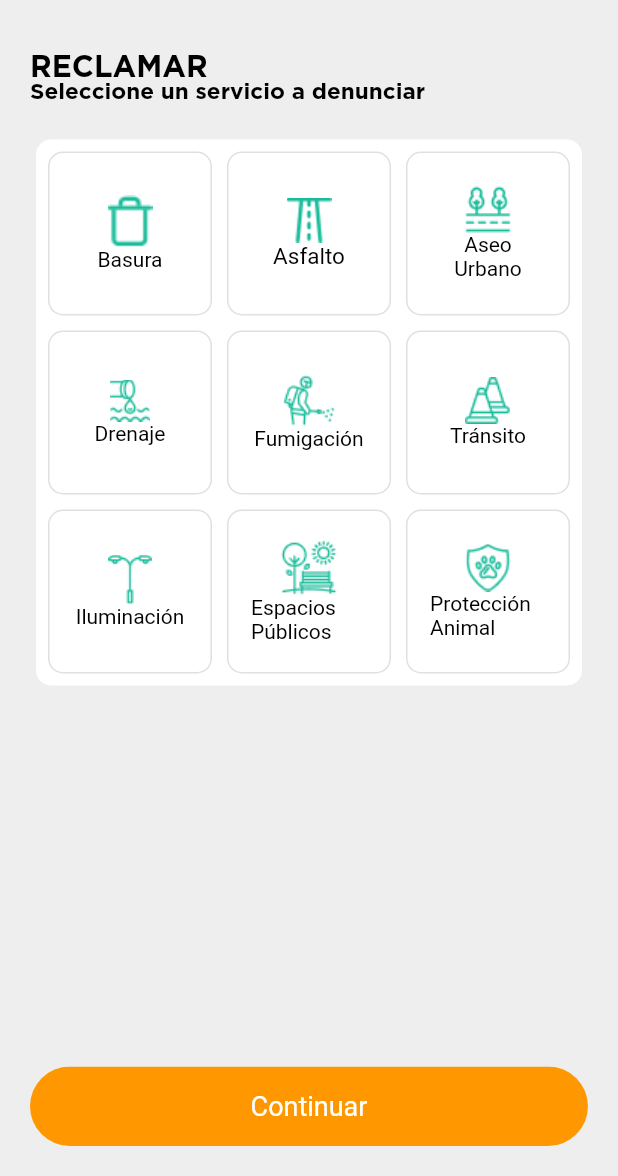
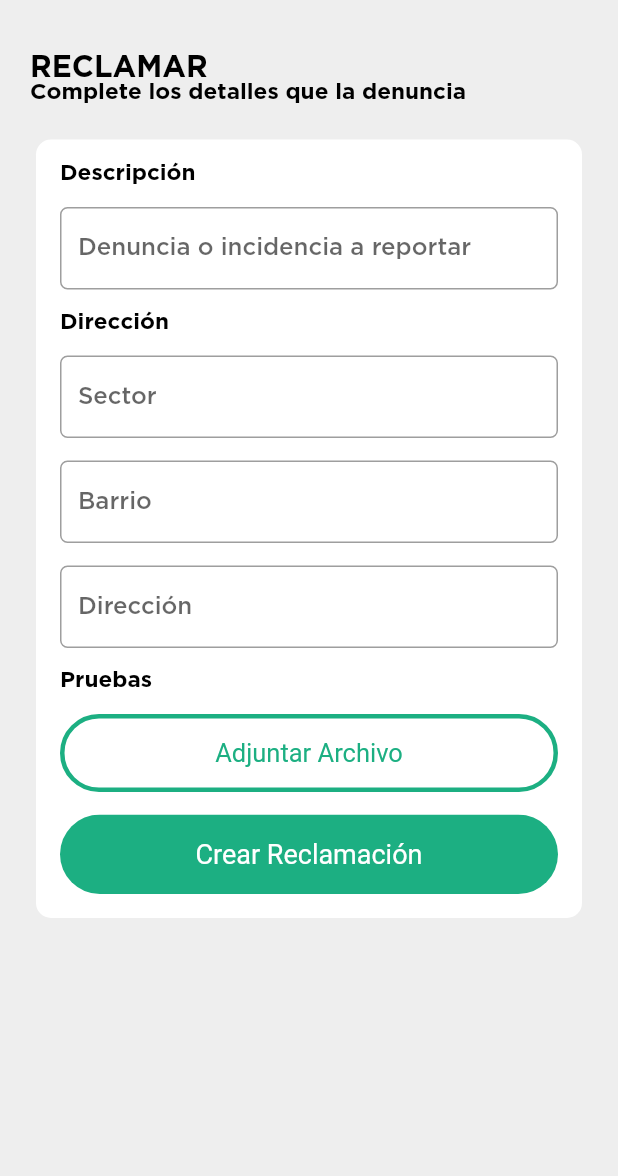
Before and after one commit to ogticrd/asde-mobile, a Flutter app: the SelectReport screen opened directly, after a tap on "Continuar", on a phone screen of 412 x 824 dp, the part 60-1236 px from its top. Run offline on Flutter 3.47's test engine with Material 2 defaults, Android fonts, the light colour scheme and no system bars; our stand-ins replace carousel_slider, flutter_html, font_awesome_flutter, google_fonts.

Commit message:
Reports page desing finished

```diff
--- a/lib/pages/report_form.dart
+++ b/lib/pages/report_form.dart
@@ -0,0 +1,202 @@
+import 'package:flutter/material.dart';
+
+import '../main_drawer.dart';
+
+class ReportForm extends StatelessWidget {
+  const ReportForm({Key? key}) : super(key: key);
+
+  @override
+  Widget build(BuildContext context) {
+    final _scaffoldKey = GlobalKey<ScaffoldState>();
+    return Scaffold(
+      backgroundColor: Color(0xFFEEEEEE),
+      key: _scaffoldKey,
+      appBar: AppBar(
+        elevation: 0,
+        backgroundColor: Colors.transparent,
+        leading: IconButton(
+          icon: Image.asset("assets/drawer_button.png"),
+          onPressed: () => _scaffoldKey.currentState?.openDrawer(),
+        ),
+      ),
+      drawer: MainDrawer(),
+      body: SingleChildScrollView(
+        child: Padding(
+          padding: const EdgeInsets.all(20.0),
+          child: Column(
+            crossAxisAlignment: CrossAxisAlignment.stretch,
+            children: [
+              Text(
+                "RECLAMAR",
+                style: TextStyle(
+                  fontSize: 20,
+                  fontWeight: FontWeight.bold,
+                ),
+              ),
+              Text(
+                "Complete los detalles que la denuncia",
+                style: TextStyle(fontWeight: FontWeight.w600),
+              ),
+              SizedBox(
+                height: 20,
+              ),
+              Card(
+                shape: RoundedRectangleBorder(
+                  borderRadius: BorderRadius.circular(10.0),
+                ),
+                elevation: 0,
+                child: Padding(
+                  padding: const EdgeInsets.all(16.0),
+                  child: Column(
+                    crossAxisAlignment: CrossAxisAlignment.start,
+                    children: [
+                      Text(
+                        "Descripción",
+                        style: TextStyle(
+                          fontWeight: FontWeight.bold,
+                        ),
+                      ),
+                      SizedBox(
+                        height: 15,
+                      ),
+                      TextFormField(
+                        decoration: InputDecoration(
+                          hintText: "Denuncia o incidencia a reportar",
+                          border: OutlineInputBorder(
+                            borderSide:
+                                new BorderSide(color: Color(0xFFDEDEDE)),
+                            borderRadius: BorderRadius.circular(5.0),
+                          ),
+                        ),
+                      ),
+                      SizedBox(
+                        height: 15,
+                      ),
+                      Text(
+                        "Dirección",
+                        style: TextStyle(
+                          fontWeight: FontWeight.bold,
+                        ),
+                      ),
+                      SizedBox(
+                        height: 15,
+                      ),
+                      TextFormField(
+                        decoration: InputDecoration(
+                          hintText: "Sector",
+                          border: OutlineInputBorder(
+                            borderSide: new BorderSide(
+                              color: Color(0xFFDEDEDE),
+                            ),
+                            borderRadius: BorderRadius.circular(5.0),
+                          ),
+                        ),
+                      ),
+                      SizedBox(
+                        height: 15,
+                      ),
+                      TextFormField(
+                        decoration: InputDecoration(
+                          hintText: "Barrio",
+                          border: OutlineInputBorder(
+                            borderSide:
+                                new BorderSide(color: Color(0xFFDEDEDE)),
+                            borderRadius: BorderRadius.circular(5.0),
+                          ),
+                        ),
+                      ),
+                      SizedBox(
+                        height: 15,
+                      ),
+                      TextFormField(
+                        decoration: InputDecoration(
+                          hintText: "Dirección",
+                          border: OutlineInputBorder(
+                            borderSide:
+                                new BorderSide(color: Color(0xFFDEDEDE)),
+                            borderRadius: BorderRadius.circular(5.0),
+                          ),
+                        ),
+                      ),
+                      SizedBox(
+                        height: 15,
+                      ),
+                      Text(
+                        "Pruebas",
+                        style: TextStyle(
+                          fontWeight: FontWeight.bold,
+                        ),
+                      ),
+                      SizedBox(
+                        height: 15,
+                      ),
+                      OutlinedButton(
+                        style: OutlinedButton.styleFrom(
+                          primary: Color(0xFF1CAF82),
+                          padding: const EdgeInsets.all(16.0),
+                          shape: RoundedRectangleBorder(
+                            borderRadius: BorderRadius.circular(32.0),
+                          ),
+                          side: BorderSide(
+                            color: Color(0xFF1CAF82),
+                            width: 3,
+                          ),
+                          minimumSize: Size(double.infinity, 0),
+                          textStyle: TextStyle(
+                            fontSize: 17,
+                          ),
+                        ),
+                        onPressed: () {
+                          // Navigator.push(
+                          //   context,
+                          //   MaterialPageRoute(builder: (context) => RegisterId()),
+                          // );
+                        },
+                        child: Text('Adjuntar Archivo'),
+                      ),
+                      SizedBox(
+                        height: 15,
+                      ),
+                      ClipRRect(
+                        borderRadius: BorderRadius.circular(32),
+                        child: Stack(
+                          children: [
+                            Positioned.fill(
+                              child: Container(
+                                decoration: new BoxDecoration(
+                                  color: Color(0xFF1CAF82),
+                                ),
+                              ),
+                            ),
+                            TextButton(
+                              style: TextButton.styleFrom(
+                                  padding: const EdgeInsets.all(16.0),
+                                  primary: Colors.white,
+                                  minimumSize: Size(double.infinity, 20),
+                                  textStyle: TextStyle(
+                                    fontSize: 18,
+                                  )),
+                              onPressed: () {
+                                // Navigator.push(
+                                //   context,
+                                //   MaterialPageRoute(
+                                //     builder: (context) => RegisterUser(),
+                                //   ),
+                                // );
+                              },
+                              child: Text('Crear Reclamación'),
+                            ),
+                          ],
+                        ),
+                      ),
+                    ],
+                  ),
+                ),
+              )
+            ],
+          ),
+        ),
+      ),
+    );
+  }
+}
--- a/lib/pages/select_report.dart
+++ b/lib/pages/select_report.dart
@@ -1,3 +1,4 @@
+import 'package:asde_app/pages/report_form.dart';
 import 'package:flutter/material.dart';
 
 import '../main_drawer.dart';
@@ -48,7 +49,6 @@ class SelectReport extends StatelessWidget {
                 elevation: 0,
                 child: Padding(
                   padding: const EdgeInsets.all(8.0),
-                  child: IntrinsicHeight(
                   child: Column(
                     mainAxisSize: MainAxisSize.max,
                     mainAxisAlignment: MainAxisAlignment.spaceEvenly,
@@ -61,8 +61,7 @@ class SelectReport extends StatelessWidget {
                               child: OutlinedButton(
                                 style: OutlinedButton.styleFrom(
                                     shape: RoundedRectangleBorder(
-                                        borderRadius:
-                                            BorderRadius.circular(10.0),
+                                      borderRadius: BorderRadius.circular(10.0),
                                     ),
                                     primary: Colors.black,
                                     textStyle: TextStyle(
@@ -91,8 +90,7 @@ class SelectReport extends StatelessWidget {
                               child: OutlinedButton(
                                 style: OutlinedButton.styleFrom(
                                     shape: RoundedRectangleBorder(
-                                        borderRadius:
-                                            BorderRadius.circular(10.0),
+                                      borderRadius: BorderRadius.circular(10.0),
                                     ),
                                     primary: Colors.black,
                                     textStyle: TextStyle(
@@ -118,8 +116,7 @@ class SelectReport extends StatelessWidget {
                               child: OutlinedButton(
                                 style: OutlinedButton.styleFrom(
                                     shape: RoundedRectangleBorder(
-                                        borderRadius:
-                                            BorderRadius.circular(10.0),
+                                      borderRadius: BorderRadius.circular(10.0),
                                     ),
                                     primary: Colors.black,
                                     textStyle: TextStyle(
@@ -153,8 +150,7 @@ class SelectReport extends StatelessWidget {
                               child: OutlinedButton(
                                 style: OutlinedButton.styleFrom(
                                     shape: RoundedRectangleBorder(
-                                        borderRadius:
-                                            BorderRadius.circular(10.0),
+                                      borderRadius: BorderRadius.circular(10.0),
                                     ),
                                     primary: Colors.black,
                                     textStyle: TextStyle(
@@ -162,8 +158,7 @@ class SelectReport extends StatelessWidget {
                                     )),
                                 onPressed: () {},
                                 child: Column(
-                                      mainAxisAlignment:
-                                          MainAxisAlignment.center,
+                                    mainAxisAlignment: MainAxisAlignment.center,
                                     children: [
                                       Image.asset("assets/drainage_icon.png"),
                                       Text("Drenaje"),
@@ -243,8 +238,7 @@ class SelectReport extends StatelessWidget {
                                 child: Column(
                                   mainAxisAlignment: MainAxisAlignment.center,
                                   children: [
-                                      Image.asset(
-                                          "assets/ilumination_icon.png"),
+                                    Image.asset("assets/ilumination_icon.png"),
                                     Text("Iluminación"),
                                   ],
                                 ),
@@ -307,7 +301,6 @@ class SelectReport extends StatelessWidget {
                 ),
               ),
             ),
-            ),
             Expanded(
               child: Align(
                 alignment: Alignment.bottomCenter,
@@ -329,14 +322,15 @@ class SelectReport extends StatelessWidget {
                           minimumSize: Size(double.infinity, 20),
                           textStyle: TextStyle(
                             fontSize: 18,
-                            )),
+                          ),
+                        ),
                         onPressed: () {
-                          // Navigator.push(
-                          //   context,
-                          //   MaterialPageRoute(
-                          //     builder: (context) => RegisterUser(),
-                          //   ),
-                          // );
+                          Navigator.push(
+                            context,
+                            MaterialPageRoute(
+                              builder: (context) => ReportForm(),
+                            ),
+                          );
                         },
                         child: Text('Continuar'),
                       ),
```
Lines whose indentation alone changed are shown as unchanged.
